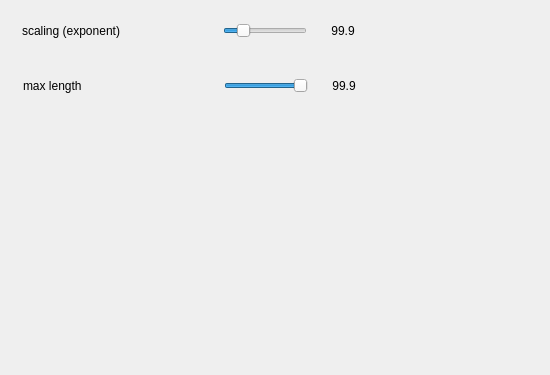
Above: source/VIEW/DIALOGS/modelSettingsDialog.ui from BALL-Project/ball before the change. Below: the same form after it.
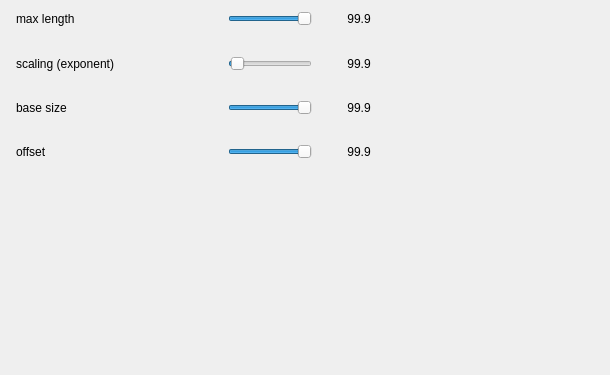
That is the form after the change. The open tabs and pages were chosen to show the change.

The edit to the form file:
```diff
--- a/source/VIEW/DIALOGS/modelSettingsDialog.ui
+++ b/source/VIEW/DIALOGS/modelSettingsDialog.ui
@@ -8,19 +8,19 @@
    <rect>
     <x>0</x>
     <y>0</y>
-    <width>550</width>
+    <width>610</width>
     <height>375</height>
    </rect>
   </property>
   <property name="minimumSize" >
    <size>
-    <width>550</width>
+    <width>610</width>
     <height>375</height>
    </size>
   </property>
   <property name="maximumSize" >
    <size>
-    <width>550</width>
+    <width>610</width>
     <height>375</height>
    </size>
   </property>
@@ -30,12 +30,24 @@
   <widget class="QStackedWidget" name="widget_stack" >
    <property name="geometry" >
     <rect>
-     <x>2</x>
-     <y>5</y>
-     <width>541</width>
-     <height>372</height>
+     <x>0</x>
+     <y>0</y>
+     <width>600</width>
+     <height>275</height>
     </rect>
    </property>
+   <property name="minimumSize" >
+    <size>
+     <width>600</width>
+     <height>16</height>
+    </size>
+   </property>
+   <property name="maximumSize" >
+    <size>
+     <width>600</width>
+     <height>16777215</height>
+    </size>
+   </property>
    <property name="currentIndex" >
     <number>5</number>
    </property>
@@ -1811,152 +1823,32 @@
     </widget>
    </widget>
    <widget class="QWidget" name="Forces" >
-    <widget class="QFrame" name="frame3_2" >
+    <widget class="QWidget" name="widget" >
      <property name="geometry" >
       <rect>
-       <x>3</x>
-       <y>3</y>
-       <width>407</width>
-       <height>38</height>
+       <x>0</x>
+       <y>0</y>
+       <width>401</width>
+       <height>171</height>
       </rect>
      </property>
-     <property name="frameShape" >
-      <enum>QFrame::NoFrame</enum>
-     </property>
-     <property name="frameShadow" >
-      <enum>QFrame::Raised</enum>
-     </property>
-     <widget class="QSlider" name="force_scaling_slider" >
-      <property name="geometry" >
-       <rect>
-        <x>218</x>
-        <y>12</y>
-        <width>84</width>
-        <height>21</height>
-       </rect>
-      </property>
-      <property name="minimumSize" >
-       <size>
-        <width>84</width>
-        <height>21</height>
-       </size>
-      </property>
-      <property name="maximumSize" >
-       <size>
-        <width>84</width>
-        <height>21</height>
-       </size>
-      </property>
-      <property name="minimum" >
-       <number>1</number>
-      </property>
-      <property name="maximum" >
-       <number>50</number>
-      </property>
-      <property name="value" >
-       <number>10</number>
-      </property>
-      <property name="orientation" >
-       <enum>Qt::Horizontal</enum>
-      </property>
-      <property name="tickInterval" >
-       <number>10</number>
-      </property>
-     </widget>
-     <widget class="QLabel" name="textLabel1_2_2_2_3" >
-      <property name="geometry" >
-       <rect>
-        <x>17</x>
-        <y>10</y>
-        <width>190</width>
-        <height>25</height>
-       </rect>
-      </property>
-      <property name="sizePolicy" >
-       <sizepolicy>
-        <hsizetype>7</hsizetype>
-        <vsizetype>7</vsizetype>
-        <horstretch>0</horstretch>
-        <verstretch>0</verstretch>
-       </sizepolicy>
-      </property>
-      <property name="minimumSize" >
-       <size>
-        <width>120</width>
-        <height>0</height>
-       </size>
-      </property>
-      <property name="maximumSize" >
-       <size>
-        <width>190</width>
-        <height>32767</height>
-       </size>
-      </property>
-      <property name="text" >
-       <string>scaling (exponent)</string>
-      </property>
-     </widget>
-     <widget class="QLabel" name="force_scaling_label" >
-      <property name="geometry" >
-       <rect>
-        <x>313</x>
-        <y>10</y>
-        <width>50</width>
-        <height>25</height>
-       </rect>
-      </property>
-      <property name="sizePolicy" >
-       <sizepolicy>
-        <hsizetype>0</hsizetype>
-        <vsizetype>0</vsizetype>
-        <horstretch>0</horstretch>
-        <verstretch>0</verstretch>
-       </sizepolicy>
-      </property>
-      <property name="minimumSize" >
-       <size>
-        <width>50</width>
-        <height>25</height>
-       </size>
-      </property>
-      <property name="maximumSize" >
-       <size>
-        <width>35</width>
-        <height>25</height>
-       </size>
-      </property>
-      <property name="text" >
-       <string>99.9</string>
-      </property>
-      <property name="alignment" >
-       <set>Qt::AlignCenter</set>
-      </property>
-     </widget>
-    </widget>
-    <widget class="QFrame" name="frame3_2_2" >
-     <property name="geometry" >
-      <rect>
-       <x>3</x>
-       <y>58</y>
-       <width>404</width>
-       <height>38</height>
-      </rect>
-     </property>
-     <property name="frameShape" >
-      <enum>QFrame::NoFrame</enum>
-     </property>
-     <property name="frameShadow" >
-      <enum>QFrame::Raised</enum>
-     </property>
+     <layout class="QVBoxLayout" >
+      <property name="margin" >
+       <number>0</number>
+      </property>
+      <property name="spacing" >
+       <number>6</number>
+      </property>
+      <item>
+       <layout class="QHBoxLayout" >
+        <property name="margin" >
+         <number>0</number>
+        </property>
+        <property name="spacing" >
+         <number>6</number>
+        </property>
+        <item>
      <widget class="QLabel" name="textLabel1_2_2_2_3_4" >
-      <property name="geometry" >
-       <rect>
-        <x>18</x>
-        <y>10</y>
-        <width>190</width>
-        <height>25</height>
-       </rect>
-      </property>
       <property name="sizePolicy" >
        <sizepolicy>
         <hsizetype>7</hsizetype>
@@ -1981,15 +1873,9 @@
        <string>max length</string>
       </property>
      </widget>
+        </item>
+        <item>
      <widget class="QSlider" name="force_max_length_slider" >
-      <property name="geometry" >
-       <rect>
-        <x>219</x>
-        <y>12</y>
-        <width>84</width>
-        <height>21</height>
-       </rect>
-      </property>
       <property name="minimumSize" >
        <size>
         <width>84</width>
@@ -2018,17 +1904,115 @@
        <number>70</number>
       </property>
      </widget>
+        </item>
+        <item>
      <widget class="QLabel" name="force_max_length_label" >
-      <property name="geometry" >
-       <rect>
-        <x>314</x>
-        <y>10</y>
+          <property name="sizePolicy" >
+           <sizepolicy>
+            <hsizetype>0</hsizetype>
+            <vsizetype>0</vsizetype>
+            <horstretch>0</horstretch>
+            <verstretch>0</verstretch>
+           </sizepolicy>
+          </property>
+          <property name="minimumSize" >
+           <size>
         <width>50</width>
         <height>25</height>
-       </rect>
-      </property>
+           </size>
+          </property>
+          <property name="maximumSize" >
+           <size>
+            <width>35</width>
+            <height>25</height>
+           </size>
+          </property>
+          <property name="text" >
+           <string>99.9</string>
+          </property>
+          <property name="alignment" >
+           <set>Qt::AlignCenter</set>
+          </property>
+         </widget>
+        </item>
+       </layout>
+      </item>
+      <item>
+       <layout class="QHBoxLayout" >
+        <property name="margin" >
+         <number>0</number>
+        </property>
+        <property name="spacing" >
+         <number>6</number>
+        </property>
+        <item>
+         <widget class="QLabel" name="textLabel1_2_2_2_3" >
       <property name="sizePolicy" >
        <sizepolicy>
+            <hsizetype>7</hsizetype>
+            <vsizetype>7</vsizetype>
+            <horstretch>0</horstretch>
+            <verstretch>0</verstretch>
+           </sizepolicy>
+          </property>
+          <property name="minimumSize" >
+           <size>
+            <width>120</width>
+            <height>0</height>
+           </size>
+          </property>
+          <property name="maximumSize" >
+           <size>
+            <width>190</width>
+            <height>32767</height>
+           </size>
+          </property>
+          <property name="toolTip" >
+           <string>Length of the drawn vector is: log(v * 10**8) * scaling  </string>
+          </property>
+          <property name="text" >
+           <string>scaling (exponent)</string>
+          </property>
+         </widget>
+        </item>
+        <item>
+         <widget class="QSlider" name="force_scaling_slider" >
+          <property name="minimumSize" >
+           <size>
+            <width>84</width>
+            <height>21</height>
+           </size>
+          </property>
+          <property name="maximumSize" >
+           <size>
+            <width>84</width>
+            <height>21</height>
+           </size>
+          </property>
+          <property name="toolTip" >
+           <string>Length of the drawn vector is: log(v * 10**8) * scaling  </string>
+          </property>
+          <property name="minimum" >
+           <number>1</number>
+          </property>
+          <property name="maximum" >
+           <number>250</number>
+          </property>
+          <property name="value" >
+           <number>10</number>
+          </property>
+          <property name="orientation" >
+           <enum>Qt::Horizontal</enum>
+          </property>
+          <property name="tickInterval" >
+           <number>10</number>
+          </property>
+         </widget>
+        </item>
+        <item>
+         <widget class="QLabel" name="force_scaling_label" >
+          <property name="sizePolicy" >
+           <sizepolicy>
         <hsizetype>0</hsizetype>
         <vsizetype>0</vsizetype>
         <horstretch>0</horstretch>
@@ -2054,6 +2038,206 @@
        <set>Qt::AlignCenter</set>
       </property>
      </widget>
+        </item>
+       </layout>
+      </item>
+      <item>
+       <layout class="QHBoxLayout" >
+        <property name="margin" >
+         <number>0</number>
+        </property>
+        <property name="spacing" >
+         <number>6</number>
+        </property>
+        <item>
+         <widget class="QLabel" name="textLabel1_2_2_2_3_5" >
+          <property name="sizePolicy" >
+           <sizepolicy>
+            <hsizetype>7</hsizetype>
+            <vsizetype>7</vsizetype>
+            <horstretch>0</horstretch>
+            <verstretch>0</verstretch>
+           </sizepolicy>
+          </property>
+          <property name="minimumSize" >
+           <size>
+            <width>120</width>
+            <height>0</height>
+           </size>
+          </property>
+          <property name="maximumSize" >
+           <size>
+            <width>190</width>
+            <height>32767</height>
+           </size>
+          </property>
+          <property name="text" >
+           <string>base size</string>
+          </property>
+         </widget>
+        </item>
+        <item>
+         <widget class="QSlider" name="force_base_slider" >
+          <property name="minimumSize" >
+           <size>
+            <width>84</width>
+            <height>21</height>
+           </size>
+          </property>
+          <property name="maximumSize" >
+           <size>
+            <width>84</width>
+            <height>21</height>
+           </size>
+          </property>
+          <property name="minimum" >
+           <number>1</number>
+          </property>
+          <property name="maximum" >
+           <number>30</number>
+          </property>
+          <property name="value" >
+           <number>30</number>
+          </property>
+          <property name="orientation" >
+           <enum>Qt::Horizontal</enum>
+          </property>
+          <property name="tickInterval" >
+           <number>70</number>
+          </property>
+         </widget>
+        </item>
+        <item>
+         <widget class="QLabel" name="force_base_label" >
+          <property name="sizePolicy" >
+           <sizepolicy>
+            <hsizetype>0</hsizetype>
+            <vsizetype>0</vsizetype>
+            <horstretch>0</horstretch>
+            <verstretch>0</verstretch>
+           </sizepolicy>
+          </property>
+          <property name="minimumSize" >
+           <size>
+            <width>50</width>
+            <height>25</height>
+           </size>
+          </property>
+          <property name="maximumSize" >
+           <size>
+            <width>35</width>
+            <height>25</height>
+           </size>
+          </property>
+          <property name="text" >
+           <string>99.9</string>
+          </property>
+          <property name="alignment" >
+           <set>Qt::AlignCenter</set>
+          </property>
+         </widget>
+        </item>
+       </layout>
+      </item>
+      <item>
+       <layout class="QHBoxLayout" >
+        <property name="margin" >
+         <number>0</number>
+        </property>
+        <property name="spacing" >
+         <number>6</number>
+        </property>
+        <item>
+         <widget class="QLabel" name="textLabel1_2_2_2_3_6" >
+          <property name="sizePolicy" >
+           <sizepolicy>
+            <hsizetype>7</hsizetype>
+            <vsizetype>7</vsizetype>
+            <horstretch>0</horstretch>
+            <verstretch>0</verstretch>
+           </sizepolicy>
+          </property>
+          <property name="minimumSize" >
+           <size>
+            <width>120</width>
+            <height>0</height>
+           </size>
+          </property>
+          <property name="maximumSize" >
+           <size>
+            <width>190</width>
+            <height>32767</height>
+           </size>
+          </property>
+          <property name="text" >
+           <string>offset</string>
+          </property>
+         </widget>
+        </item>
+        <item>
+         <widget class="QSlider" name="force_offset_slider" >
+          <property name="minimumSize" >
+           <size>
+            <width>84</width>
+            <height>21</height>
+           </size>
+          </property>
+          <property name="maximumSize" >
+           <size>
+            <width>84</width>
+            <height>21</height>
+           </size>
+          </property>
+          <property name="minimum" >
+           <number>0</number>
+          </property>
+          <property name="maximum" >
+           <number>50</number>
+          </property>
+          <property name="value" >
+           <number>50</number>
+          </property>
+          <property name="orientation" >
+           <enum>Qt::Horizontal</enum>
+          </property>
+          <property name="tickInterval" >
+           <number>70</number>
+          </property>
+         </widget>
+        </item>
+        <item>
+         <widget class="QLabel" name="force_offset_label" >
+          <property name="sizePolicy" >
+           <sizepolicy>
+            <hsizetype>0</hsizetype>
+            <vsizetype>0</vsizetype>
+            <horstretch>0</horstretch>
+            <verstretch>0</verstretch>
+           </sizepolicy>
+          </property>
+          <property name="minimumSize" >
+           <size>
+            <width>50</width>
+            <height>25</height>
+           </size>
+          </property>
+          <property name="maximumSize" >
+           <size>
+            <width>35</width>
+            <height>25</height>
+           </size>
+          </property>
+          <property name="text" >
+           <string>99.9</string>
+          </property>
+          <property name="alignment" >
+           <set>Qt::AlignCenter</set>
+          </property>
+         </widget>
+        </item>
+       </layout>
+      </item>
+     </layout>
     </widget>
    </widget>
   </widget>
```
Left out of the diff: 1214 changed lines with no effect on the pictures. Lines whose indentation alone changed are shown as unchanged.
